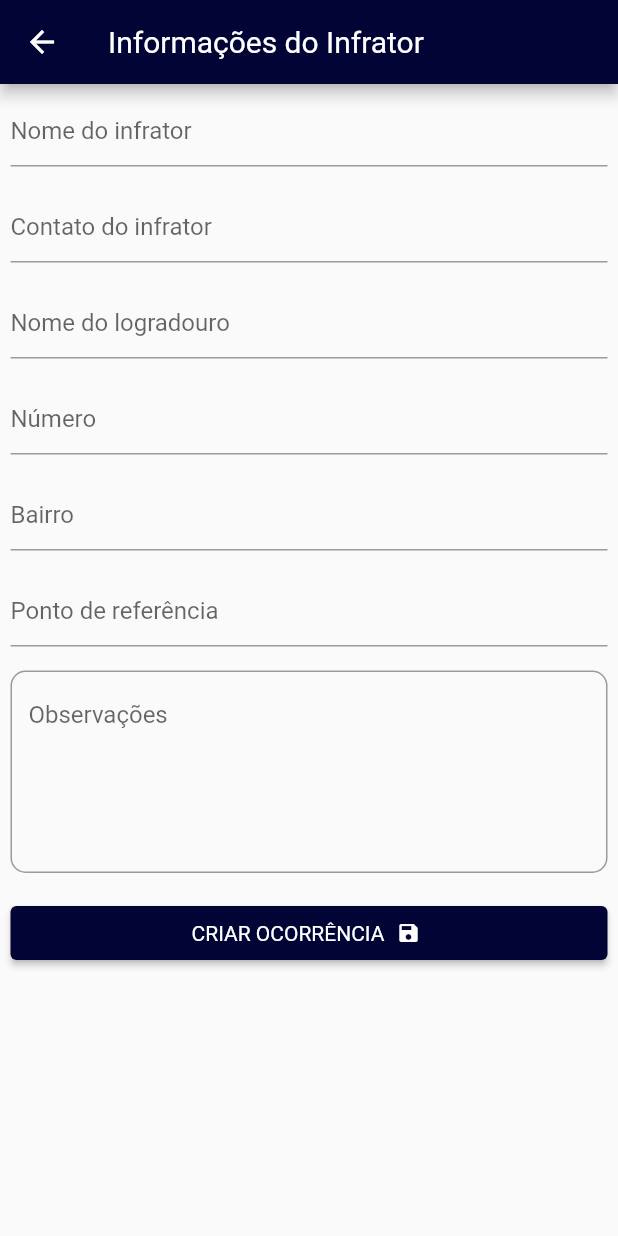
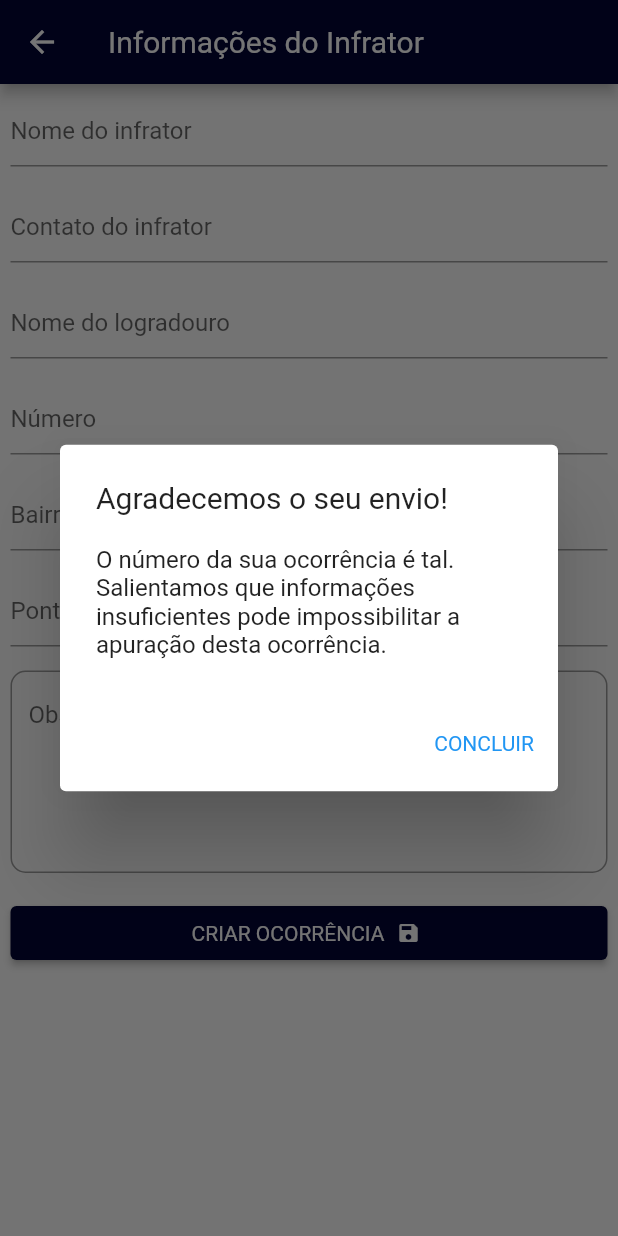
Before and after one commit to visued/HackatonG3X, a Flutter app: the EnderecoInfratorScreen screen opened directly, after a tap on "CRIAR OCORRÊNCIA", on a phone screen of 412 x 824 dp. Run offline on Flutter 3.47's test engine with Material 2 defaults, Android fonts, the phone set to English and light mode, and no system bars; our stand-ins replace dio, flutter_secure_storage, pin_code_fields; accounts and stored records are empty; Roboto replaces fonts that are missing (RobotoRegular).

Commit message:
Atualizando telas de endereços
-mudando o botão no endereço da ocorrencia
-adicionando alerta no endereço infrator :alarm_clock:

```diff
--- a/front/fiscaliza_front/lib/src/screens/endereco_infrator_screen.dart
+++ b/front/fiscaliza_front/lib/src/screens/endereco_infrator_screen.dart
@@ -1,3 +1,4 @@
+import 'package:fiscaliza_front/src/screens/home_screen.dart';
 import 'package:flutter/material.dart';
 
 class EnderecoInfratorScreen extends StatelessWidget {
@@ -65,6 +66,7 @@ class EnderecoInfratorScreen extends StatelessWidget {
                         backgroundColor: MaterialStateProperty.all(
                             Theme.of(context).primaryColor)),
                     onPressed: () => {
+                      showAlertDialog(context)
                       // Navigator.of(context).push(MaterialPageRoute(
                       //     builder: (context) => EnderecoOcorrenciaScreen()))
                     },
@@ -77,4 +79,33 @@ class EnderecoInfratorScreen extends StatelessWidget {
       ),
     );
   }
+
+  showAlertDialog(BuildContext context) {
+    // set up the button
+    Widget okButton = TextButton(
+      child: Text("CONCLUIR"),
+      onPressed: () {
+        Navigator.of(context).pushReplacement(
+            MaterialPageRoute(builder: (context) => HomeScreen()));
+      },
+    );
+
+    // set up the AlertDialog
+    AlertDialog alert = AlertDialog(
+      title: Text("Agradecemos o seu envio!"),
+      content: Text(
+          "O número da sua ocorrência é tal.\nSalientamos que informações insuficientes pode impossibilitar a apuração desta ocorrência."),
+      actions: [
+        okButton,
+      ],
+    );
+
+    // show the dialog
+    showDialog(
+      context: context,
+      builder: (BuildContext context) {
+        return alert;
+      },
+    );
+  }
 }
--- a/front/fiscaliza_front/lib/src/screens/endereco_ocorrencia_screen.dart
+++ b/front/fiscaliza_front/lib/src/screens/endereco_ocorrencia_screen.dart
@@ -51,7 +51,7 @@ class EnderecoOcorrenciaScreen extends StatelessWidget {
                 Expanded(
                     child: Container(
                   child: ElevatedButton.icon(
-                    icon: Text('CRIAR OCORRÊNCIA'),
+                    icon: Text('INDENTIFICAR O INFRATOR'),
                     label: Icon(Icons.save, size: 16),
                     style: ButtonStyle(
                         backgroundColor: MaterialStateProperty.all(
```
